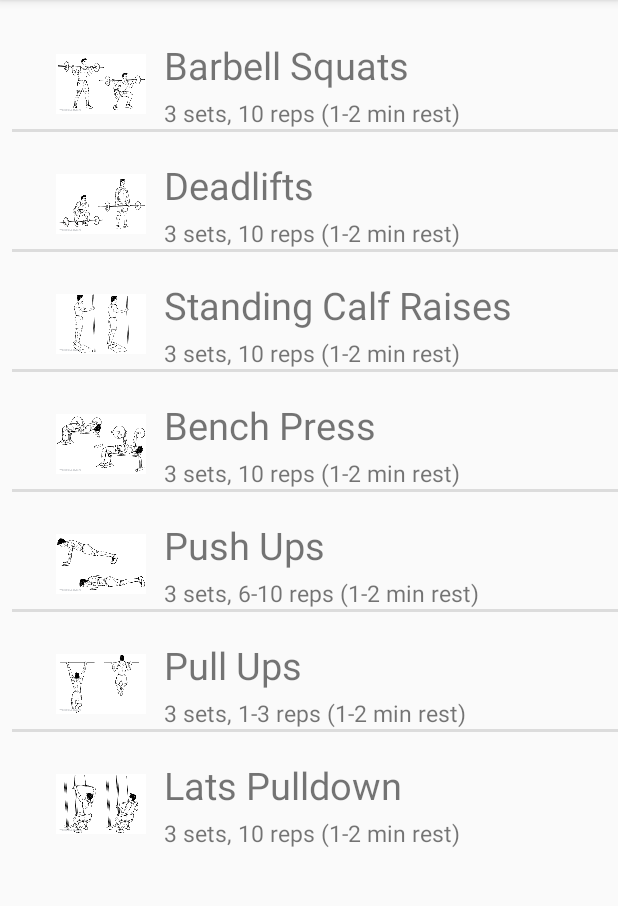
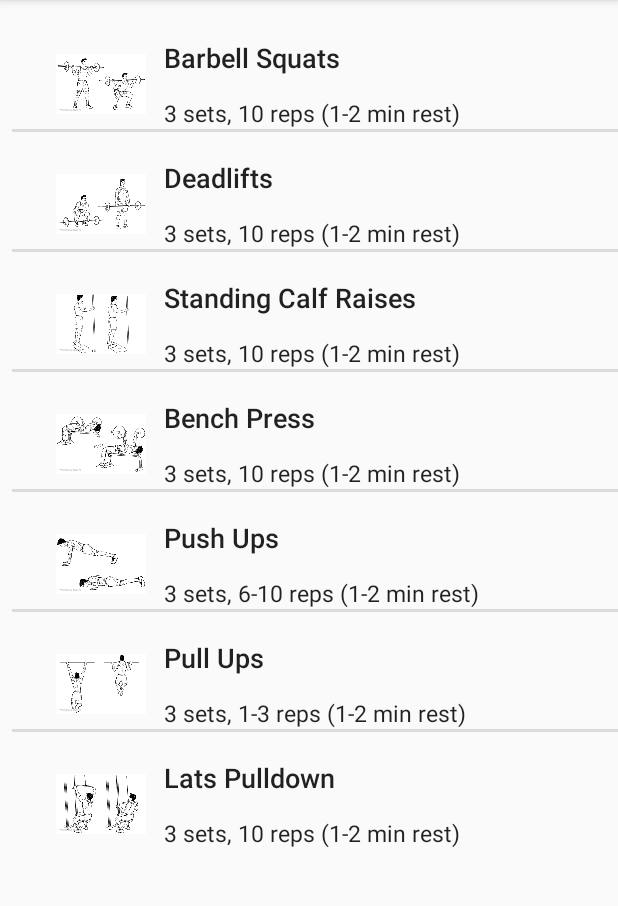
Before and after one commit to koffiyao/LetsGetFit-, an Android app: the WorkoutGWEasyD1 screen opened directly, with no data from a screen before it, on a phone screen of 412 x 824 dp, the part 84-990 px from its top. Run offline under Robolectric (Android 15) with nearby library versions, the phone set to English and light mode, and no system bars.

Commit message:
Better custom layout

```diff
--- a/app/src/main/res/layout/custom_layout.xml
+++ b/app/src/main/res/layout/custom_layout.xml
@@ -23,7 +23,8 @@
         android:layout_alignParentTop="true"
         android:layout_alignStart="@+id/textView_reps"
         android:layout_marginTop="18dp"
-        android:textSize="25sp" />
+        android:textAppearance="@style/TextAppearance.AppCompat.Body2"
+        android:textSize="18sp" />
 
     <TextView
         android:id="@+id/textView_reps"
@@ -34,5 +35,6 @@
         android:layout_marginStart="12dp"
         android:layout_toEndOf="@+id/imageView"
         android:layout_toRightOf="@+id/imageView"
+        android:textAppearance="@style/TextAppearance.AppCompat.Body1"
         android:textSize="15sp" />
 </RelativeLayout>
```
